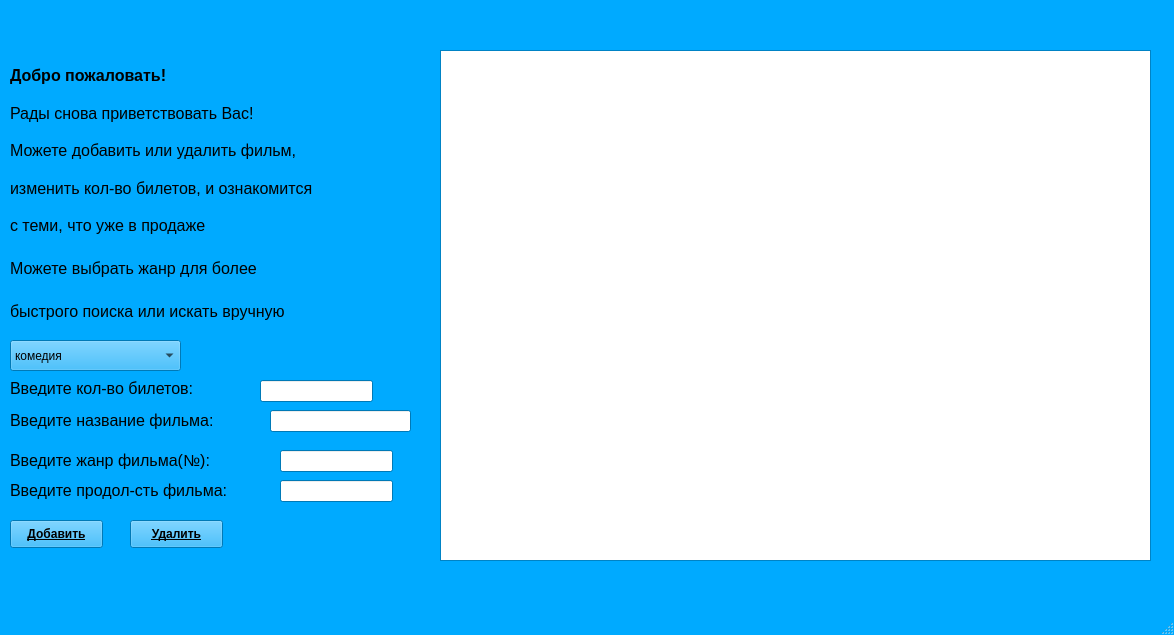
katiarapter/lyceum, file menager.ui: the form before one commit.
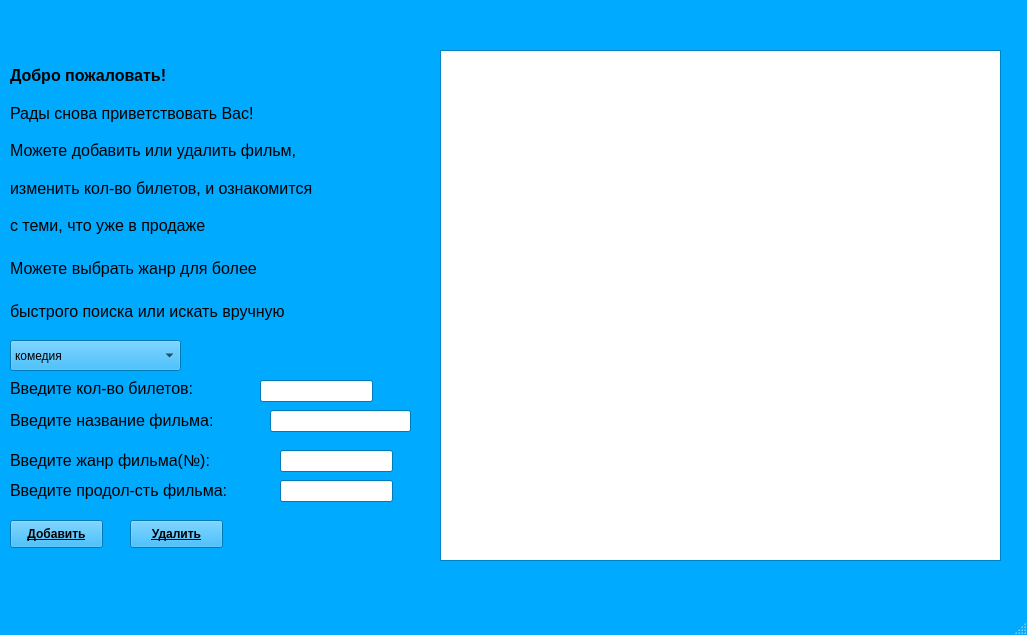
The form after the commit.

What changed in the file:
```diff
--- a/menager.ui
+++ b/menager.ui
@@ -6,7 +6,7 @@
    <rect>
     <x>0</x>
     <y>0</y>
-    <width>1174</width>
+    <width>1027</width>
     <height>635</height>
    </rect>
   </property>
@@ -514,7 +514,7 @@
      <rect>
       <x>440</x>
       <y>50</y>
-      <width>711</width>
+      <width>561</width>
       <height>511</height>
      </rect>
     </property>
```
Left out of the diff: 2 changed lines with no effect on the pictures.
